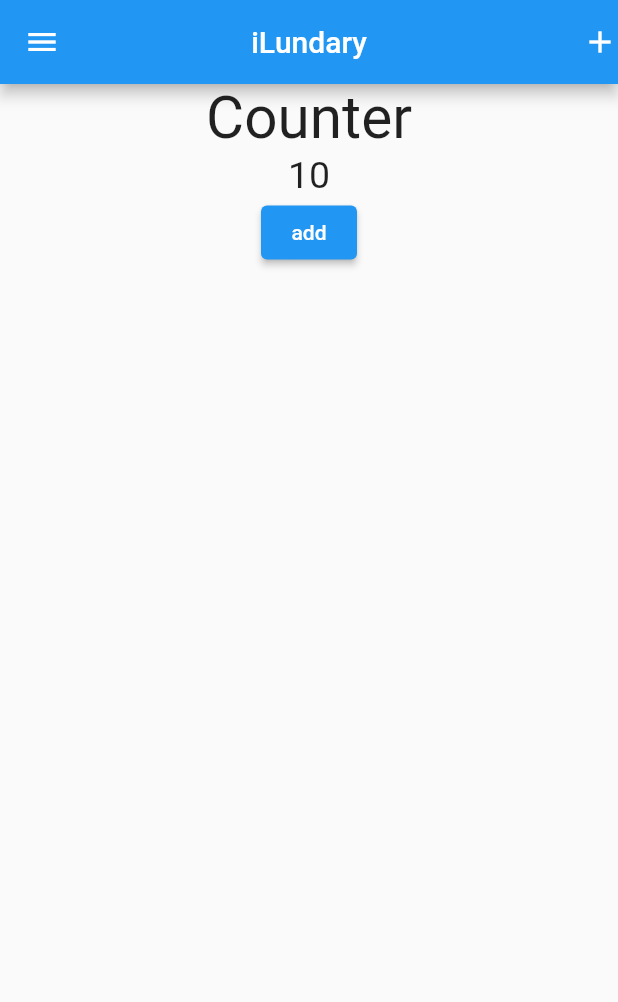
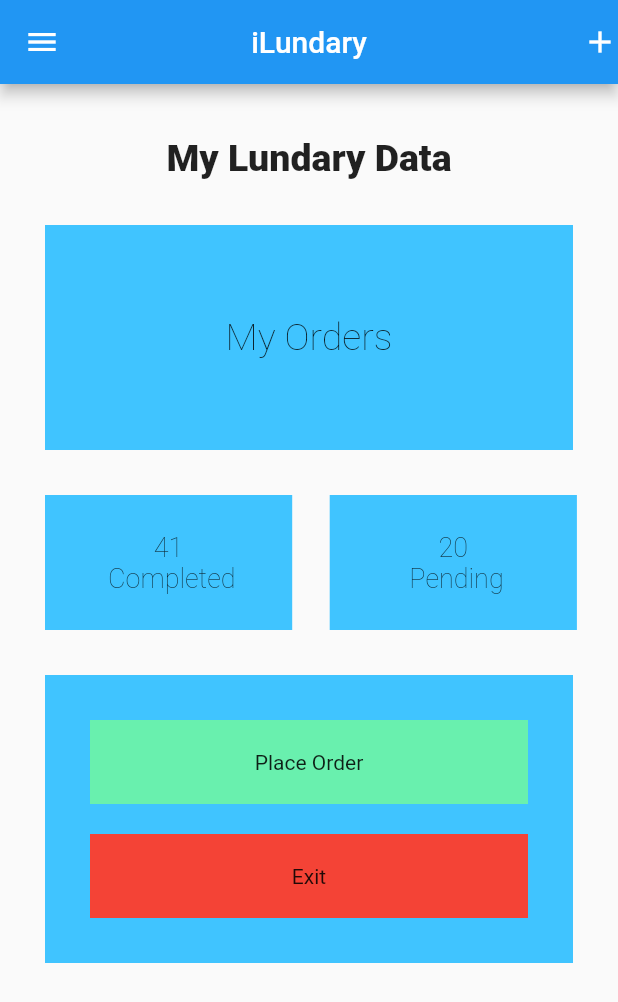
Before and after one commit to Godswill-Azubike/ilundary, a Flutter app: the screen it shows after launch, on a phone screen of 412 x 824 dp. Shown: the top 1002 px of the screen. Run offline on Flutter 3.47's test engine with Material 2 defaults, Android fonts, the phone set to English and light mode, and no system bars.

Commit message:
UI widgets in fluter row, and column

```diff
--- a/lib/main.dart
+++ b/lib/main.dart
@@ -1,5 +1,4 @@
 import 'package:flutter/material.dart';
-import 'package:ilundary/lundary_data.dart';
 
 void main() {
   runApp(const MyApp());
@@ -14,23 +13,139 @@ class MyApp extends StatelessWidget {
       home: Scaffold(
         appBar: AppBar(
           centerTitle: true,
-          // leading: const Icon(Icons.menu),
           title: const Text("iLundary"),
           actions: const [Icon(Icons.add)],
         ),
         drawer: const Drawer(),
-        body: Center(
-          child: Column(
-            children: const [
-              Text(
-                "Counter",
-                style: TextStyle(fontSize: 39),
+        body: Column(
+          crossAxisAlignment: CrossAxisAlignment.center,
+          children: [
+            const SizedBox(height: 35.0),
+            const Center(
+              child: Text(
+                "My Lundary Data",
+                style: TextStyle(fontSize: 25.0, fontWeight: FontWeight.w900),
               ),
-              AddCount(),
-            ],
-          ),
+            ),
+            const YellowBg(),
+            Row(
+              children: const [
+                CompletedOrders(),
+                SizedBox(width: 25),
+                PendingOrders(),
+              ],
+            ),
+            const SizedBox(height: 30.0),
+            const CustomStack()
+          ],
         ),
       ),
     );
   }
 }
+
+class YellowBg extends StatelessWidget {
+  const YellowBg({Key? key}) : super(key: key);
+
+  @override
+  Widget build(BuildContext context) {
+    return Container(
+      margin: const EdgeInsets.all(30),
+      height: 150.0,
+      color: Colors.lightBlueAccent,
+      child: const Center(
+        child: Text(
+          "My Orders",
+          style: TextStyle(fontSize: 25.0, fontWeight: FontWeight.w200),
+        ),
+      ),
+    );
+  }
+}
+
+class CompletedOrders extends StatelessWidget {
+  const CompletedOrders({Key? key}) : super(key: key);
+
+  @override
+  Widget build(BuildContext context) {
+    return Container(
+      margin: const EdgeInsets.only(top: 0, left: 30),
+      height: 90.0,
+      width: MediaQuery.of(context).size.width / 2.5,
+      color: Colors.lightBlueAccent,
+      child: Center(
+        child: Column(
+          mainAxisAlignment: MainAxisAlignment.center,
+          children: const [
+            Text(
+              "41 \n Completed",
+              textAlign: TextAlign.center,
+              style: TextStyle(fontSize: 18.0, fontWeight: FontWeight.w200),
+            ),
+          ],
+        ),
+      ),
+    );
+  }
+}
+
+class PendingOrders extends StatelessWidget {
+  const PendingOrders({Key? key}) : super(key: key);
+
+  @override
+  Widget build(BuildContext context) {
+    return Container(
+      margin: const EdgeInsets.only(top: 0, right: 30),
+      height: 90.0,
+      width: MediaQuery.of(context).size.width / 2.5,
+      color: Colors.lightBlueAccent,
+      child: Center(
+        child: Column(
+          mainAxisAlignment: MainAxisAlignment.center,
+          children: const [
+            Text(
+              "20 \n Pending",
+              textAlign: TextAlign.center,
+              style: TextStyle(fontSize: 18.0, fontWeight: FontWeight.w200),
+            ),
+          ],
+        ),
+      ),
+    );
+  }
+}
+
+class CustomStack extends StatelessWidget {
+  const CustomStack({Key? key}) : super(key: key);
+
+  @override
+  Widget build(BuildContext context) {
+    return Stack(
+      children: [
+        Container(
+          margin: const EdgeInsets.only(left: 30.0, right: 30.0),
+          padding: const EdgeInsets.all(30),
+          width: double.infinity,
+          color: Colors.lightBlueAccent,
+          child: Column(
+            children: [
+              Container(
+                width: double.infinity,
+                color: Colors.greenAccent,
+                padding: const EdgeInsets.all(20),
+                child: const Center(child: Text("Place Order")),
+              ),
+              const SizedBox(height: 20.0),
+              Container(
+                width: double.infinity,
+                color: Colors.red,
+                padding: const EdgeInsets.all(20),
+                child: const Center(child: Text("Exit")),
+              ),
+            ],
+          ),
+        )
+      ],
+    );
+  }
+}
```
